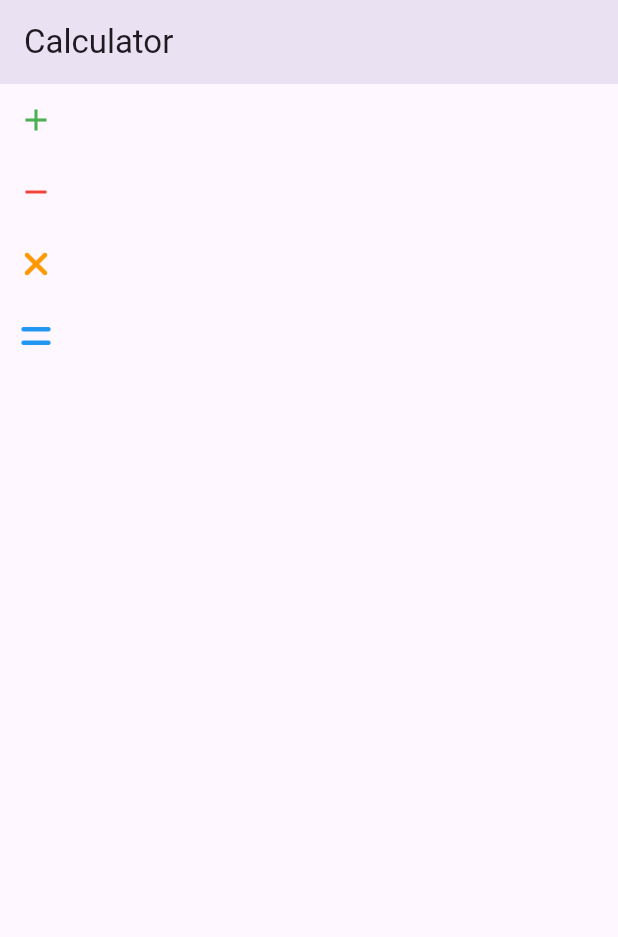
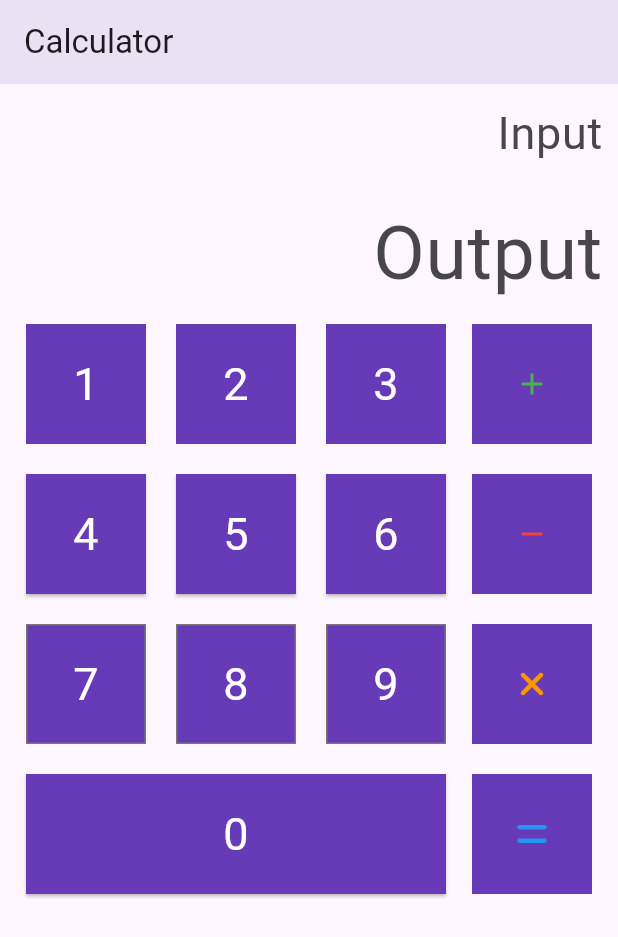
Before and after one commit to davjaw/flutter-calculator, a Flutter app: the screen it shows after launch, on a phone screen of 412 x 824 dp. Shown: the top 937 px of the screen. Run offline on Flutter 3.47's test engine with Material 3 defaults, Android fonts, the phone set to English and light mode, and no system bars.

Commit message:
Update UI, add numerical and functional buttons, add input and output field, change buttons design, code refactor

```diff
--- a/lib/main.dart
+++ b/lib/main.dart
@@ -12,7 +12,7 @@ class MyApp extends StatelessWidget {
   // This widget is the root of your application.
   @override
   Widget build(BuildContext context) {
-    return MaterialApp(
+    return const MaterialApp(
       home: HomePage()
     );
   }
--- a/lib/widgets/ElevatedButtons.dart
+++ b/lib/widgets/ElevatedButtons.dart
@@ -5,10 +5,19 @@ class ElevatedButtonsTemplate extends StatelessWidget {
   const ElevatedButtonsTemplate({super.key, required this.buttonText});
 
   @override
-  Widget build(BuildContext context){
+  Widget build(BuildContext context) {
     return ElevatedButton(
-        onPressed: () => {},
-        child: Text(buttonText),
+      style: ElevatedButton.styleFrom(
+        fixedSize: buttonText != '0' ? const Size(80, 80) : const Size(280, 80),
+        backgroundColor: Colors.deepPurple,
+        foregroundColor: Colors.white,
+        textStyle: const TextStyle(fontSize: 30),
+        shape: const RoundedRectangleBorder(
+          borderRadius: BorderRadius.zero,
+        ),
+      ),
+      onPressed: () => {},
+      child: Text(buttonText),
     );
   }
 }
@@ -17,20 +26,28 @@ class FourSixSevenButtons extends StatelessWidget {
   const FourSixSevenButtons({super.key});
 
   @override
-  Widget build(BuildContext context){
-    return Row(
-      children: [ElevatedButtonsTemplate(buttonText: "4"), ElevatedButtonsTemplate(buttonText: "5"), ElevatedButtonsTemplate(buttonText: "6")],
+  Widget build(BuildContext context) {
+    return const Row(
+      children: [
+        ElevatedButtonsTemplate(buttonText: "4"),
+        SizedBox(width: 20),
+        ElevatedButtonsTemplate(buttonText: "5"),
+        SizedBox(width: 20),
+        ElevatedButtonsTemplate(buttonText: "6")
+      ],
     );
   }
 }
 
 class ZeroButton extends StatelessWidget {
-  ZeroButton({super.key});
+  const ZeroButton({super.key});
 
   @override
-  Widget build(BuildContext context){
-    return Row(
-      children: [ElevatedButtonsTemplate(buttonText: "0")]
+  Widget build(BuildContext context) {
+    return const Row(
+      children: [
+        ElevatedButtonsTemplate(buttonText: "0")
+      ]
     );
   }
 }
--- a/lib/widgets/HomePage.dart
+++ b/lib/widgets/HomePage.dart
@@ -1,9 +1,8 @@
+import 'package:flutter/cupertino.dart';
 import 'package:flutter/material.dart';
-import 'package:lab02/widgets/TextButtons.dart';
-import 'package:lab02/widgets/IconButtons.dart';
+import 'package:flutter/widgets.dart';
+import 'package:lab02/widgets/Keyboard.dart';
 import 'package:lab02/widgets/ViewField.dart';
-import 'package:lab02/widgets/ElevatedButtons.dart';
-import 'package:lab02/widgets/OutlinedButtons.dart';
 
 class HomePage extends StatefulWidget {
   const HomePage({super.key});
@@ -17,21 +16,16 @@ class _HomePageState extends State<HomePage> {
   Widget build(BuildContext context) {
     return Scaffold(
       appBar: AppBar(
-        title: Text("Calculator"),
+        title: const Text("Calculator"),
         elevation: 10,
       ),
-          body: Container(
-            // margin: EdgeInsets.all(50),
-              child: Row(
-                children: [FunctionalButtons()],
-              ),
-          ),
-          /*
-        child: const Align(
-          alignment: Alignment.topRight,
-          children: [FunctionalButtonsAlignment(),ButtonsAlignment()]
-        ),
-    */
+      body: const Column(
+        children: [
+          ViewField(numbers: 0, fieldText: "Input", fontSize: 30.0),
+          ViewField(numbers: 0, fieldText: "Output", fontSize: 50.0),
+          Keyboard(),
+        ],
+      ),
     );
   }
 }
--- a/lib/widgets/IconButtons.dart
+++ b/lib/widgets/IconButtons.dart
@@ -7,7 +7,8 @@ class IconButtonsTemplate extends StatelessWidget {
   final String? text;
   final IconData? buttonIcon;
   final ImageProvider? buttonImage;
-  IconButtonsTemplate({super.key,
+  IconButtonsTemplate(
+      {super.key,
       required this.onPressed,
       required this.buttonColor,
       this.text,
@@ -22,6 +23,13 @@ class IconButtonsTemplate extends StatelessWidget {
       icon: buttonImage != null ? ImageIcon(buttonImage!) : Icon(buttonIcon),
       color: buttonColor,
       tooltip: tooltipOnButton,
+      style: IconButton.styleFrom(
+        fixedSize: const Size(80, 80),
+        backgroundColor: Colors.deepPurple,
+        shape: const RoundedRectangleBorder(
+          borderRadius: BorderRadius.zero,
+        ),
+      ),
       // textColor: Colors.black,
     );
   }
@@ -34,10 +42,31 @@ class FunctionalButtons extends StatelessWidget {
   Widget build(BuildContext context) {
     return Column(
       children: [
-        IconButtonsTemplate(onPressed: () {}, buttonColor: Colors.green, buttonIcon: Icons.add, tooltipOnButton: "Add",),
-        IconButtonsTemplate(onPressed: () {}, buttonColor: Colors.red, buttonIcon: Icons.remove, tooltipOnButton: "Minus",),
-        IconButtonsTemplate(onPressed: () {}, buttonColor: Colors.orange, buttonImage: AssetImage('lib/icons/xmark-solid.png'), tooltipOnButton: "Multiply"),
-        IconButtonsTemplate(onPressed: () {}, buttonColor: Colors.blue, buttonImage: AssetImage('lib/icons/equals-solid.png'), tooltipOnButton: "Equals"),
+        IconButtonsTemplate(
+          onPressed: () {},
+          buttonColor: Colors.green,
+          buttonIcon: Icons.add,
+          tooltipOnButton: "Add",
+        ),
+        SizedBox(height: 20),
+        IconButtonsTemplate(
+          onPressed: () {},
+          buttonColor: Colors.red,
+          buttonIcon: Icons.remove,
+          tooltipOnButton: "Minus",
+        ),
+        SizedBox(height: 20),
+        IconButtonsTemplate(
+            onPressed: () {},
+            buttonColor: Colors.orange,
+            buttonImage: AssetImage('lib/icons/xmark-solid.png'),
+            tooltipOnButton: "Multiply"),
+        SizedBox(height: 20),
+        IconButtonsTemplate(
+            onPressed: () {},
+            buttonColor: Colors.blue,
+            buttonImage: AssetImage('lib/icons/equals-solid.png'),
+            tooltipOnButton: "Equals"),
       ],
     );
   }
--- /dev/null
+++ b/lib/widgets/Keyboard.dart
@@ -0,0 +1,62 @@
+import 'package:flutter/cupertino.dart';
+import 'package:flutter/material.dart';
+import 'package:flutter/widgets.dart';
+import 'package:lab02/widgets/TextButtons.dart';
+import 'package:lab02/widgets/ElevatedButtons.dart';
+import 'package:lab02/widgets/OutlinedButtons.dart';
+import 'package:lab02/widgets/IconButtons.dart';
+
+
+class NumButtons extends StatelessWidget{
+  const NumButtons({super.key});
+
+  @override
+  Widget build(BuildContext context){
+    return const Column (
+      // mainAxisAlignment: MainAxisAlignment.center,
+      children: [
+        OneThreeButtons(),
+        SizedBox(height: 20),
+        FourSixSevenButtons(),
+        SizedBox(height: 20),
+        SevenNineButtons(),
+        SizedBox(height: 20),
+        ZeroButton()
+      ],
+    );
+  }
+}
+
+
+
+class NumericalButtons extends StatelessWidget{
+  const NumericalButtons({super.key});
+
+  @override
+  Widget build(BuildContext context){
+    return const NumButtons();
+  }
+}
+
+class Keyboard extends StatelessWidget{
+  const Keyboard({super.key});
+
+  @override
+  Widget build(BuildContext context){
+    return const Row(
+      mainAxisAlignment: MainAxisAlignment.spaceEvenly,
+      children: [
+        Row(
+          children: [
+            NumericalButtons(),
+          ],
+        ),
+        Row (
+          children: [
+            FunctionalButtons()
+          ],
+        ),
+      ],
+    );
+  }
+}
--- a/lib/widgets/OutlinedButtons.dart
+++ b/lib/widgets/OutlinedButtons.dart
@@ -7,8 +7,17 @@ class OutlinedButtonsTemplate extends StatelessWidget {
   @override
   Widget build(BuildContext context){
     return OutlinedButton(
-        onPressed: () => {},
-        child: Text(buttonText),
+      onPressed: () => {},
+      style: OutlinedButton.styleFrom(
+        fixedSize: const Size(80, 80),
+        backgroundColor: Colors.deepPurple,
+        foregroundColor: Colors.white,
+        textStyle: const TextStyle(fontSize: 30),
+        shape: const RoundedRectangleBorder(
+          borderRadius: BorderRadius.zero,
+        ),
+      ),
+      child: Text(buttonText),
     );
   }
 }
@@ -18,8 +27,14 @@ class SevenNineButtons extends StatelessWidget {
 
   @override
   Widget build(BuildContext context){
-    return Column(
-      children: [OutlinedButtonsTemplate(buttonText: "7"), OutlinedButtonsTemplate(buttonText: "8"), OutlinedButtonsTemplate(buttonText: "9")],
+    return const Row(
+      children: [
+        OutlinedButtonsTemplate(buttonText: "7"),
+        SizedBox(width: 20),
+        OutlinedButtonsTemplate(buttonText: "8"),
+        SizedBox(width: 20),
+        OutlinedButtonsTemplate(buttonText: "9")
+      ],
     );
   }
 }
--- a/lib/widgets/TextButtons.dart
+++ b/lib/widgets/TextButtons.dart
@@ -9,17 +9,18 @@ class TextButtonsTemplate extends StatelessWidget {
   Widget build(BuildContext context){
     return TextButton(
       onPressed: onPressed,
-      // padding: EdgeInsets.fromLTRB(14, 10, 14, 10),
       // minWidth: 90,
       // height: 90,
       style: TextButton.styleFrom(
-        backgroundColor: Colors.grey,
-        foregroundColor: Colors.black,
-        textStyle: const TextStyle(fontSize: 30)
-      ),
+        fixedSize: const Size(80, 80),
+        backgroundColor: Colors.deepPurple,
+        foregroundColor: Colors.white,
+        textStyle: const TextStyle(fontSize: 30),
+        shape: const RoundedRectangleBorder(
+            borderRadius: BorderRadius.zero,
+          ),
+        ),
       child: Text(text),
-      // color: Colors.grey,
-      // textColor: Colors.black,
     );
   }
 }
@@ -29,11 +30,14 @@ class OneThreeButtons extends StatelessWidget {
 
   @override
   Widget build(BuildContext context) {
-    return Column(
-      children:[
-        Row(
-          children: [ TextButtonsTemplate(onPressed: () => {}, text: "1"), TextButtonsTemplate(onPressed: () => {}, text: "2"), TextButtonsTemplate(onPressed: () => {}, text: "3")],
-        ),
+    return Row(
+      // mainAxisAlignment: MainAxisAlignment.spaceEvenly,
+      children: [
+        TextButtonsTemplate(onPressed: () => {}, text: "1"),
+        const SizedBox(width: 20),
+        TextButtonsTemplate(onPressed: () => {}, text: "2"),
+        const SizedBox(width: 20),
+        TextButtonsTemplate(onPressed: () => {}, text: "3")
       ],
     );
   }
--- a/lib/widgets/ViewField.dart
+++ b/lib/widgets/ViewField.dart
@@ -2,7 +2,9 @@ import 'package:flutter/material.dart';
 
 class ViewField extends StatefulWidget {
   final int numbers;
-  ViewField({super.key, required this.numbers});
+  final String fieldText;
+  final double fontSize;
+  const ViewField({super.key, required this.numbers, required this.fieldText, required this.fontSize});
 
   @override
   State<ViewField> createState() => _ViewFieldState();
@@ -16,12 +18,12 @@ class _ViewFieldState extends State<ViewField> {
         keyboardType: TextInputType.number,
         textAlign: TextAlign.right,
         readOnly: true,
-        style: TextStyle(fontSize: 24.0),
+        style: TextStyle(fontSize: widget.fontSize),
         decoration: InputDecoration(
           // border: OutlineInputBorder(),
           border: InputBorder.none,
-          hintText: '000',
-          contentPadding: EdgeInsets.all(10.0),
+          hintText: widget.fieldText,
+          contentPadding: const EdgeInsets.all(10.0),
         ),
     );
   }
```
Lines whose indentation alone changed are shown as unchanged.
